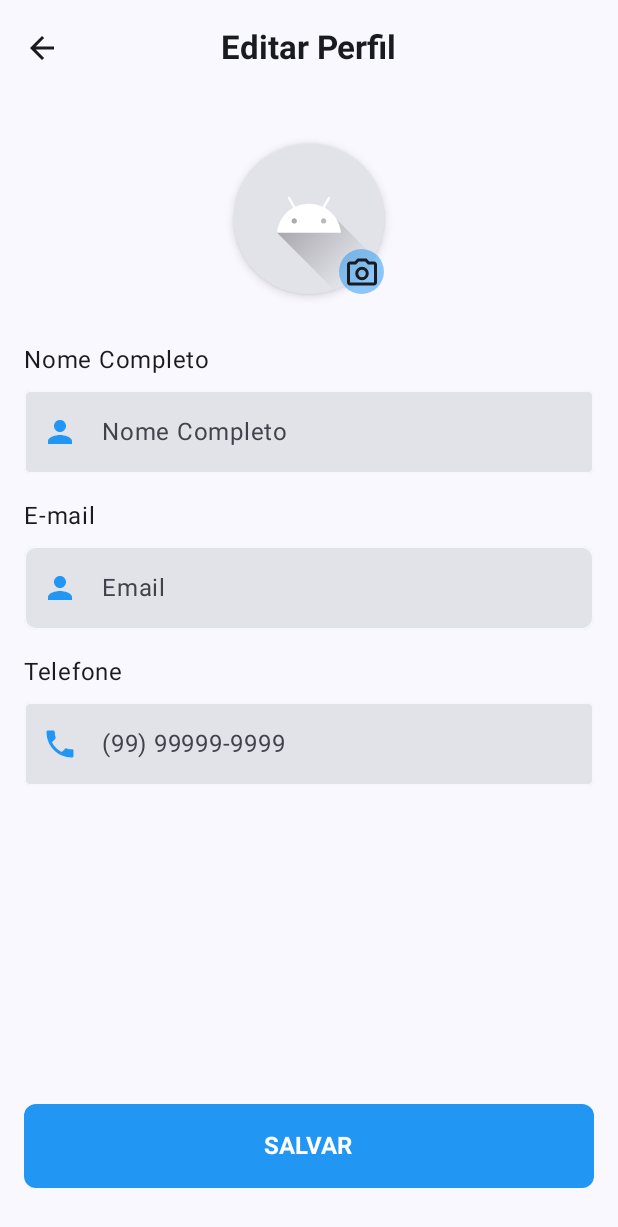
After one commit to guing2003/SmartCash, an Android app built with Jetpack Compose: the ProfileScreen screen opened through its navigation route, on a phone screen of 412 x 824 dp. The commit adds this screen. Shown: the top 1227 px of the screen. Run offline under Robolectric (Android 15) with nearby library versions, the phone set to English and light mode, and no system bars.

Commit message:
Adicionado tela de edição de perfil

```diff
--- a/app/src/main/java/com/guilherme_delecrode/smartcash/navigation/AppDestinations.kt
+++ b/app/src/main/java/com/guilherme_delecrode/smartcash/navigation/AppDestinations.kt
@@ -20,4 +20,7 @@ sealed class AppDestinations(val route: String){
     object Terms : AppDestinations("terms")
     object Privacy : AppDestinations("privacy")
     object About : AppDestinations("about")
+
+    //Profile Flow
+    object Profile : AppDestinations("profile")
 }
--- a/app/src/main/java/com/guilherme_delecrode/smartcash/navigation/AppNavHost.kt
+++ b/app/src/main/java/com/guilherme_delecrode/smartcash/navigation/AppNavHost.kt
@@ -12,6 +12,7 @@ import com.guilherme_delecrode.smartcash.ui.screen.info.PrivacyPolicyScreen
 import com.guilherme_delecrode.smartcash.ui.screen.info.TermsOfUseScreen
 import com.guilherme_delecrode.smartcash.ui.screen.login.LoginScreen
 import com.guilherme_delecrode.smartcash.ui.screen.menu.MenuScreen
+import com.guilherme_delecrode.smartcash.ui.screen.profile.ProfileScreen
 import com.guilherme_delecrode.smartcash.ui.screen.register.RegisterInfoScreen
 import com.guilherme_delecrode.smartcash.ui.screen.register.RegisterPasswordScreen
 
@@ -62,5 +63,9 @@ fun AppNavHost(){
             AboutScreen(navController)
         }
 
+        //Profile Flow
+        composable(AppDestinations.Profile.route){
+            ProfileScreen(navController)
+        }
     }
 }
--- a/app/src/main/java/com/guilherme_delecrode/smartcash/ui/screen/login/LoginScreen.kt
+++ b/app/src/main/java/com/guilherme_delecrode/smartcash/ui/screen/login/LoginScreen.kt
@@ -24,7 +24,6 @@ import androidx.compose.runtime.remember
 import androidx.compose.runtime.setValue
 import androidx.compose.ui.Alignment
 import androidx.compose.ui.Modifier
-import androidx.compose.ui.platform.LocalContext
 import androidx.compose.ui.text.font.FontWeight
 import androidx.compose.ui.text.input.ImeAction
 import androidx.compose.ui.text.style.TextAlign
--- a/app/src/main/java/com/guilherme_delecrode/smartcash/ui/screen/menu/MenuScreen.kt
+++ b/app/src/main/java/com/guilherme_delecrode/smartcash/ui/screen/menu/MenuScreen.kt
@@ -61,7 +61,10 @@ fun MenuScreen(navController: NavController) {
                 Row(
                     modifier = Modifier
                         .fillMaxWidth()
-                        .padding(4.dp),
+                        .padding(4.dp)
+                        .clickable(onClick = {
+                            navController.navigate(AppDestinations.Profile.route)
+                        }),
                     verticalAlignment = Alignment.CenterVertically
                 ) {
                     Icon(
--- /dev/null
+++ b/app/src/main/java/com/guilherme_delecrode/smartcash/ui/screen/profile/ProfileScreen.kt
@@ -0,0 +1,232 @@
+package com.guilherme_delecrode.smartcash.ui.screen.profile
+
+import android.net.Uri
+import androidx.compose.foundation.Image
+import androidx.compose.foundation.background
+import androidx.compose.foundation.clickable
+import androidx.compose.foundation.layout.Box
+import androidx.compose.foundation.layout.Column
+import androidx.compose.foundation.layout.Spacer
+import androidx.compose.foundation.layout.fillMaxSize
+import androidx.compose.foundation.layout.fillMaxWidth
+import androidx.compose.foundation.layout.height
+import androidx.compose.foundation.layout.padding
+import androidx.compose.foundation.layout.size
+import androidx.compose.foundation.rememberScrollState
+import androidx.compose.foundation.shape.CircleShape
+import androidx.compose.foundation.shape.RoundedCornerShape
+import androidx.compose.foundation.text.KeyboardOptions
+import androidx.compose.foundation.verticalScroll
+import androidx.compose.material.icons.Icons
+import androidx.compose.material.icons.filled.ArrowBack
+import androidx.compose.material.icons.filled.Person
+import androidx.compose.material.icons.filled.Phone
+import androidx.compose.material3.Card
+import androidx.compose.material3.CardDefaults
+import androidx.compose.material3.CenterAlignedTopAppBar
+import androidx.compose.material3.ExperimentalMaterial3Api
+import androidx.compose.material3.Icon
+import androidx.compose.material3.IconButton
+import androidx.compose.material3.MaterialTheme
+import androidx.compose.material3.OutlinedTextField
+import androidx.compose.material3.Scaffold
+import androidx.compose.material3.Text
+import androidx.compose.material3.TextFieldDefaults
+import androidx.compose.runtime.Composable
+import androidx.compose.runtime.getValue
+import androidx.compose.runtime.mutableStateOf
+import androidx.compose.runtime.remember
+import androidx.compose.runtime.setValue
+import androidx.compose.ui.Alignment
+import androidx.compose.ui.Modifier
+import androidx.compose.ui.draw.clip
+import androidx.compose.ui.layout.ContentScale
+import androidx.compose.ui.res.painterResource
+import androidx.compose.ui.text.font.FontWeight
+import androidx.compose.ui.text.input.ImeAction
+import androidx.compose.ui.text.input.KeyboardType
+import androidx.compose.ui.tooling.preview.Preview
+import androidx.compose.ui.unit.dp
+import androidx.navigation.NavController
+import androidx.navigation.compose.rememberNavController
+import com.guilherme_delecrode.smartcash.R
+import com.guilherme_delecrode.smartcash.ui.components.EmailTextField
+import com.guilherme_delecrode.smartcash.ui.components.PrimaryButton
+import com.guilherme_delecrode.smartcash.ui.theme.PrimaryButtonColor
+import com.guilherme_delecrode.smartcash.ui.theme.PrimaryFieldColor
+import com.guilherme_delecrode.smartcash.utils.MaskVisualTransformation
+
+@OptIn(ExperimentalMaterial3Api::class)
+@Composable
+fun ProfileScreen(navController: NavController) {
+    var photoUri by remember { mutableStateOf<Uri?>(null) }
+    var name by remember { mutableStateOf("") }
+    var email by remember { mutableStateOf("") }
+    var phone by remember { mutableStateOf("") }
+
+    Scaffold(
+        topBar = {
+            CenterAlignedTopAppBar(
+                title = { Text("Editar Perfil", fontWeight = FontWeight.Bold) },
+                navigationIcon = {
+                    IconButton(onClick = { navController.popBackStack() }) {
+                        Icon(Icons.Default.ArrowBack, contentDescription = "Voltar")
+                    }
+                }
+            )
+        }
+    ) { paddingValues ->
+        Column(
+            modifier = Modifier
+                .padding(paddingValues)
+                .fillMaxSize()
+                .verticalScroll(rememberScrollState())
+                .padding(horizontal = 16.dp),
+            horizontalAlignment = Alignment.CenterHorizontally
+        ) {
+            Spacer(modifier = Modifier.height(32.dp))
+            ProfilePictureEditor(
+                photoUri = photoUri,
+                onEditClick = { /* */ }
+            )
+            Spacer(modifier = Modifier.height(32.dp))
+
+            Text(
+                text = "Nome Completo", modifier = Modifier
+                    .fillMaxWidth()
+                    .padding(bottom = 8.dp)
+            )
+            OutlinedTextField(
+                value = name,
+                onValueChange = { name = it },
+                modifier = Modifier
+                    .fillMaxWidth()
+                    .background(PrimaryFieldColor, RoundedCornerShape(8.dp)),
+                placeholder = { Text("Nome Completo") },
+                leadingIcon = {
+                    Icon(
+                        imageVector = Icons.Default.Person,
+                        contentDescription = null,
+                        tint = PrimaryButtonColor
+                    )
+                },
+                keyboardOptions = KeyboardOptions(
+                    imeAction = ImeAction.Next
+                ),
+                singleLine = true,
+                colors = TextFieldDefaults.colors(
+                    disabledContainerColor = PrimaryFieldColor,
+                    focusedIndicatorColor = PrimaryButtonColor,
+                    unfocusedIndicatorColor = PrimaryFieldColor,
+                    errorIndicatorColor = MaterialTheme.colorScheme.error
+                )
+            )
+
+            Spacer(modifier = Modifier.height(16.dp))
+
+            Text(
+                text = "E-mail", modifier = Modifier
+                    .fillMaxWidth()
+                    .padding(bottom = 8.dp)
+            )
+            EmailTextField(
+                value = email,
+                onValueChange = { email = it },
+                imeAction = ImeAction.Next
+            )
+
+            Spacer(modifier = Modifier.height(16.dp))
+
+            Text(
+                text = "Telefone", modifier = Modifier
+                    .fillMaxWidth()
+                    .padding(bottom = 8.dp)
+            )
+            OutlinedTextField(
+                value = phone,
+                onValueChange = {
+                    if (it.length <= 11) {
+                        phone = it.filter { char -> char.isDigit() }
+                    }
+                },
+                modifier = Modifier
+                    .fillMaxWidth()
+                    .background(PrimaryFieldColor, RoundedCornerShape(8.dp)),
+                placeholder = { Text("(99) 99999-9999") },
+                leadingIcon = {
+                    Icon(
+                        imageVector = Icons.Default.Phone,
+                        contentDescription = null,
+                        tint = PrimaryButtonColor
+                    )
+                },
+                keyboardOptions = KeyboardOptions(
+                    keyboardType = KeyboardType.Phone,
+                    imeAction = ImeAction.Done
+                ),
+                visualTransformation = MaskVisualTransformation("(##) #####-####"),
+                singleLine = true,
+                colors = TextFieldDefaults.colors(
+                    disabledContainerColor = PrimaryFieldColor,
+                    focusedIndicatorColor = PrimaryButtonColor,
+                    unfocusedIndicatorColor = PrimaryFieldColor,
+                    errorIndicatorColor = MaterialTheme.colorScheme.error
+                )
+            )
+
+            Spacer(modifier = Modifier.weight(1f))
+            PrimaryButton(
+                text = "SALVAR",
+                onClick = { /* */ },
+                modifier = Modifier.padding(vertical = 32.dp)
+            )
+        }
+    }
+}
+
+@Composable
+fun ProfilePictureEditor(
+    modifier: Modifier = Modifier,
+    photoUri: Uri?,
+    onEditClick: () -> Unit
+) {
+    Box(
+        modifier = modifier.size(100.dp),
+        contentAlignment = Alignment.Center
+    ) {
+        Card(
+            shape = CircleShape,
+            modifier = Modifier.fillMaxSize(),
+            elevation = CardDefaults.cardElevation(4.dp)
+        ) {
+            Image(
+                painter = painterResource(id = R.drawable.ic_launcher_foreground),
+                contentDescription = "Foto do usuário",
+                contentScale = ContentScale.Crop,
+
+                )
+        }
+
+        Box(
+            modifier = Modifier
+                .size(30.dp)
+                .clip(CircleShape)
+                .align(Alignment.BottomEnd)
+                .clickable(onClick = onEditClick)
+                .background(PrimaryButtonColor.copy(alpha = 0.5f))
+        ) {
+            Icon(
+                painter = painterResource(R.drawable.ic_camera_24),
+                contentDescription = "Alterar foto",
+                modifier = Modifier.align(Alignment.Center),
+
+                )
+        }
+    }
+}
+
+@Preview(showBackground = true)
+@Composable
+fun ProfileScreenPreview() {
+    ProfileScreen(rememberNavController())
+}
--- /dev/null
+++ b/app/src/main/res/drawable/ic_camera_24.xml
@@ -0,0 +1,5 @@
+<vector xmlns:android="http://schemas.android.com/apk/res/android" android:height="24dp" android:tint="#000000" android:viewportHeight="960" android:viewportWidth="960" android:width="24dp">
+
+    <path android:fillColor="@android:color/white" android:pathData="M480,700Q555,700 607.5,647.5Q660,595 660,520Q660,445 607.5,392.5Q555,340 480,340Q405,340 352.5,392.5Q300,445 300,520Q300,595 352.5,647.5Q405,700 480,700ZM480,620Q438,620 409,591Q380,562 380,520Q380,478 409,449Q438,420 480,420Q522,420 551,449Q580,478 580,520Q580,562 551,591Q522,620 480,620ZM160,840Q127,840 103.5,816.5Q80,793 80,760L80,280Q80,247 103.5,223.5Q127,200 160,200L286,200L360,120L600,120L674,200L800,200Q833,200 856.5,223.5Q880,247 880,280L880,760Q880,793 856.5,816.5Q833,840 800,840L160,840ZM160,760L800,760Q800,760 800,760Q800,760 800,760L800,280Q800,280 800,280Q800,280 800,280L638,280L565,200L395,200L322,280L160,280Q160,280 160,280Q160,280 160,280L160,760Q160,760 160,760Q160,760 160,760ZM480,520Q480,520 480,520Q480,520 480,520L480,520Q480,520 480,520Q480,520 480,520L480,520L480,520L480,520L480,520L480,520Q480,520 480,520Q480,520 480,520L480,520Q480,520 480,520Q480,520 480,520Z"/>
+
+</vector>
```
